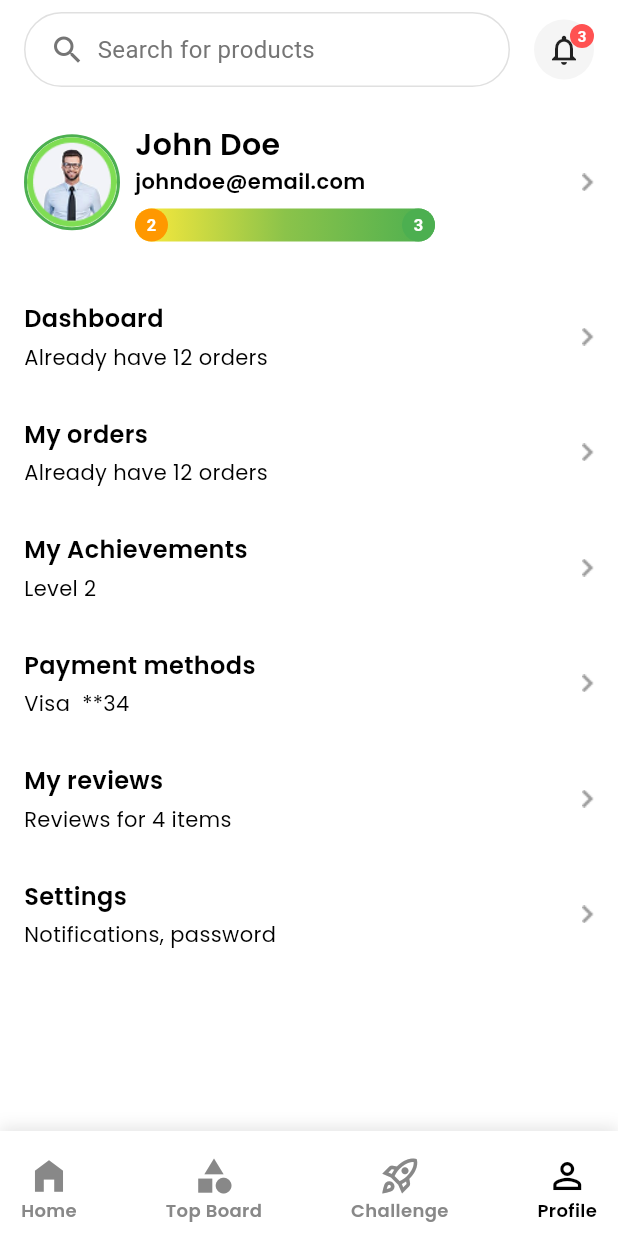
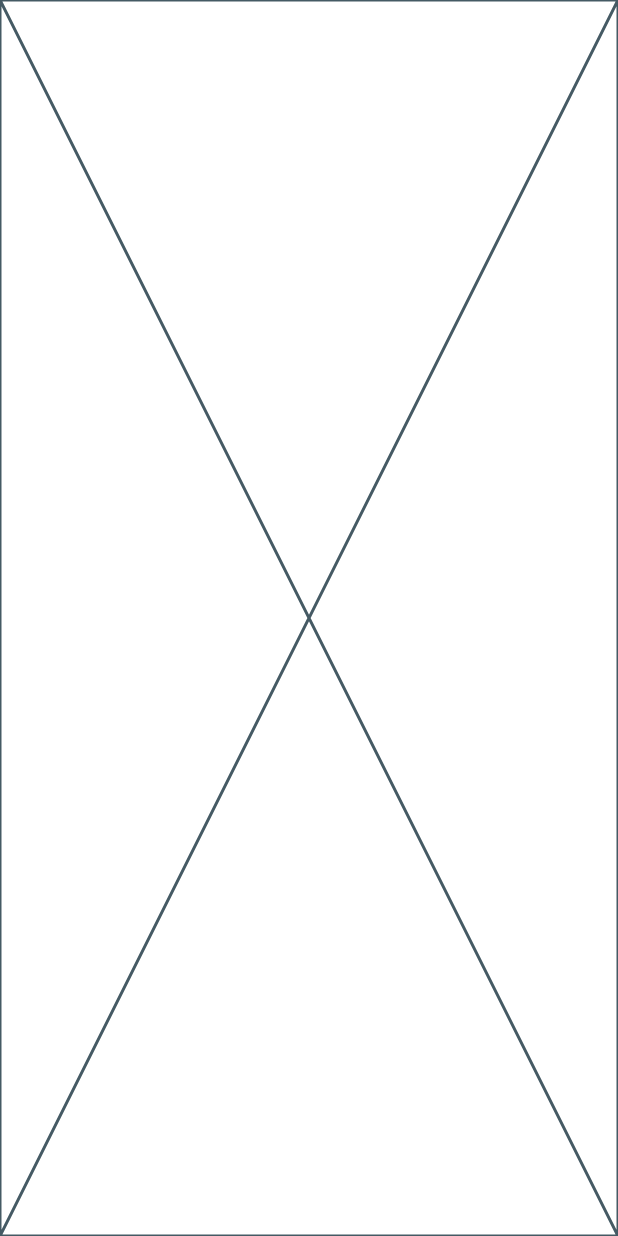
Before and after one commit to HasithFernando/MAD-Project, a Flutter app: the Profile screen opened directly, item 2 of the bottom bar chosen, scrolled down 560 dp, after a tap on "Profile", after a tap on "My Achievements", on a phone screen of 412 x 824 dp. Run offline on Flutter 3.47's test engine with Material 3 defaults, Android fonts, the phone set to English and light mode, and no system bars; our stand-ins replace device_preview, firebase_core, google_fonts; accounts and stored records are empty; network calls fail.

Commit message:
achievement page create

```diff
--- /dev/null
+++ b/lib/pages/achievements.dart
@@ -0,0 +1,15 @@
+import 'package:flutter/material.dart';
+
+class Achievements extends StatefulWidget {
+  const Achievements({super.key});
+
+  @override
+  State<Achievements> createState() => _AchievementsState();
+}
+
+class _AchievementsState extends State<Achievements> {
+  @override
+  Widget build(BuildContext context) {
+    return const Placeholder();
+  }
+}
--- a/lib/pages/profile.dart
+++ b/lib/pages/profile.dart
@@ -1,4 +1,5 @@
 import 'package:flutter/material.dart';
+import 'package:thriftale/pages/achievements.dart';
 import 'package:thriftale/pages/checkout.dart';
 import 'package:thriftale/utils/appColors.dart';
 import 'package:thriftale/utils/lable_texts.dart';
@@ -208,8 +209,7 @@ class _ProfileState extends State<Profile> {
                     title: 'My Achievements',
                     subtitle: 'Level 2',
                     onTap: () {
-                      // Your onTap logic here
-                      print('Dashboard tile tapped');
+                      NavigationUtils.frontNavigation(context, Achievements());
                     },
                   ),
                   SizedBox(
@@ -220,7 +220,7 @@ class _ProfileState extends State<Profile> {
                     subtitle: 'Visa  **34',
                     onTap: () {
                       // Your onTap logic here
-                      print('Dashboard tile tapped');
+                      // print('Dashboard tile tapped');
                       NavigationUtils.frontNavigation(context, Checkout());
                     },
                   ),
--- a/lib/pages/success.dart
+++ b/lib/pages/success.dart
@@ -1,4 +1,6 @@
 import 'package:flutter/material.dart';
+import 'package:thriftale/pages/home.dart';
+import 'package:thriftale/utils/pageNavigations.dart';
 
 class Success extends StatefulWidget {
   const Success({super.key});
@@ -248,7 +250,7 @@ class _SuccessState extends State<Success> {
                 child: ElevatedButton(
                   onPressed: () {
                     // Add navigation logic here
-                    Navigator.pop(context);
+                    NavigationUtils.frontNavigation(context, Home());
                   },
                   style: ElevatedButton.styleFrom(
                     backgroundColor: const Color(0xFFB8956B),
```
